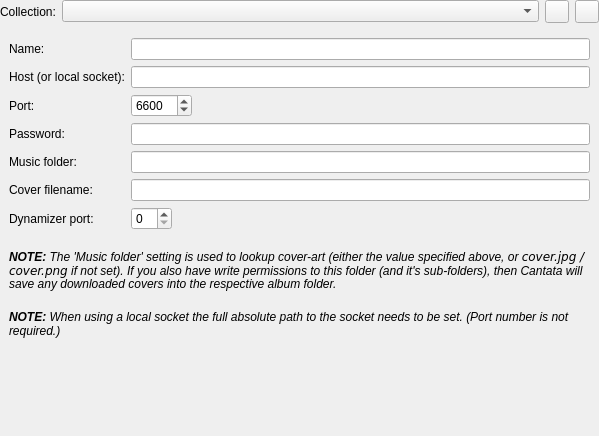
Before: the Qt Designer form gui/serversettings.ui in polpo/cantata-mac, drawn with Qt 5.
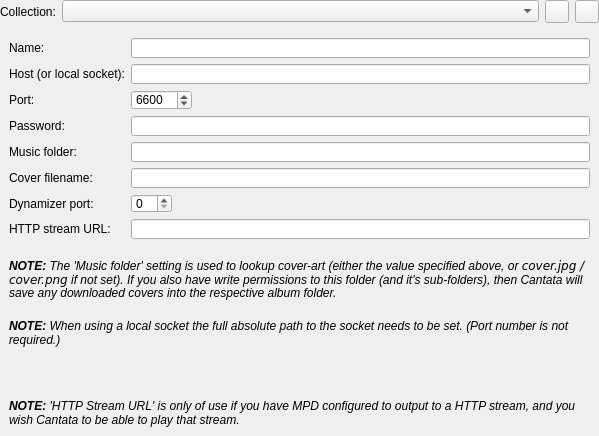
After: the same form once the commit is applied. Custom widgets are drawn as their Qt base class.

Commit message: HTTP stream URL is per collection

Patch:
```diff
--- a/gui/serversettings.ui
+++ b/gui/serversettings.ui
@@ -162,6 +162,19 @@
          <item row="6" column="1">
           <widget class="SpinBox" name="dynamizerPort"/>
          </item>
+         <item row="7" column="0">
+          <widget class="BuddyLabel" name="streamUrlLabel">
+           <property name="text">
+            <string>HTTP stream URL:</string>
+           </property>
+           <property name="buddy">
+            <cstring>streamUrl</cstring>
+           </property>
+          </widget>
+         </item>
+         <item row="7" column="1">
+          <widget class="LineEdit" name="streamUrl"/>
+         </item>
         </layout>
        </item>
        <item row="1" column="0">
@@ -243,6 +256,32 @@
         </widget>
        </item>
        <item row="7" column="0">
+        <spacer name="verticalSpacer_streamUrlNote">
+         <property name="orientation">
+          <enum>Qt::Vertical</enum>
+         </property>
+         <property name="sizeType">
+          <enum>QSizePolicy::Fixed</enum>
+         </property>
+         <property name="sizeHint" stdset="0">
+          <size>
+           <width>20</width>
+           <height>13</height>
+          </size>
+         </property>
+        </spacer>
+       </item>
+       <item row="8" column="0" colspan="2">
+        <widget class="QLabel" name="streamUrlNoteLabel">
+         <property name="text">
+          <string>&lt;i&gt;&lt;b&gt;NOTE:&lt;/b&gt; 'HTTP Stream URL' is only of use if you have MPD configured to output to a HTTP stream, and you wish Cantata to be able to play that stream.&lt;/i&gt;</string>
+         </property>
+         <property name="wordWrap">
+          <bool>true</bool>
+         </property>
+        </widget>
+       </item>
+       <item row="9" column="0">
         <spacer name="verticalSpacer_2">
          <property name="orientation">
           <enum>Qt::Vertical</enum>
```
The commit also changes 10 other files.
